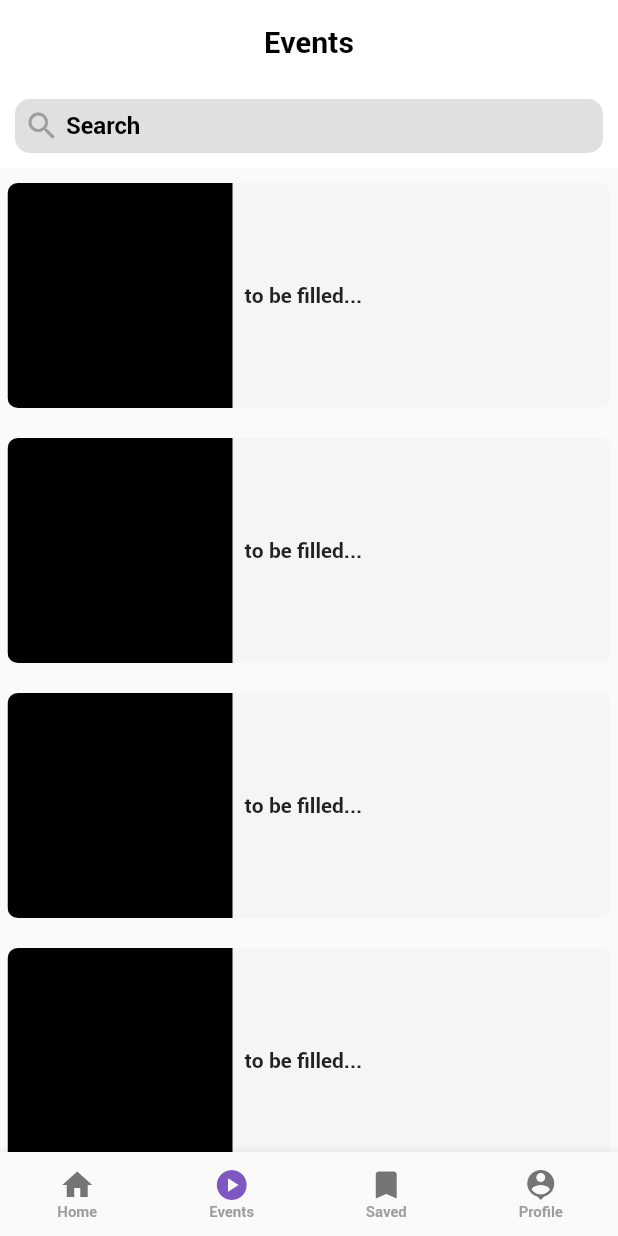
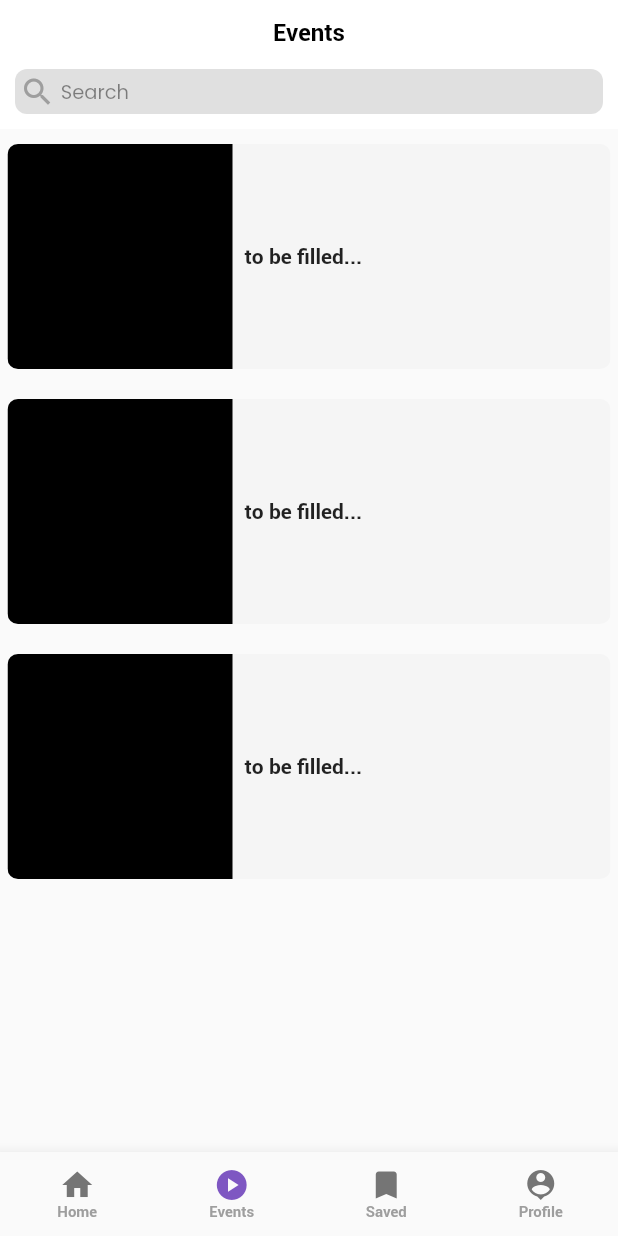
Before and after one commit to GB-App-Dev-Team/Events-App, a Flutter app: the screen it shows after launch, on a phone screen of 412 x 824 dp. Run offline on Flutter 3.47's test engine with Material 2 defaults, Android fonts, the phone set to English and light mode, and no system bars.

Commit message:
Edited font style

```diff
--- a/lib/homepage.dart
+++ b/lib/homepage.dart
@@ -14,24 +14,28 @@ class _HomepageState extends State<Homepage> {
   Widget build(BuildContext context) {
     return Scaffold(
         appBar: AppBar(
+          titleTextStyle: const TextStyle(height: 2.0),
           elevation: 0.0,
           backgroundColor: Colors.white,
           title: const Text(
             "Events",
-            style: TextStyle(color: Colors.black),
+            style: TextStyle(
+                color: Colors.black,
+                fontSize: 16.0,
+                fontWeight: FontWeight.w500),
           ),
           centerTitle: true,
           bottom: PreferredSize(
-            preferredSize: const Size.fromHeight(kToolbarHeight),
+            preferredSize: const Size.fromHeight(30.0),
             child: Container(
                 padding: const EdgeInsets.all(2.0),
                 margin: const EdgeInsets.all(10.0),
                 decoration: BoxDecoration(
-                  borderRadius: BorderRadius.circular(10),
+                  borderRadius: BorderRadius.circular(8),
                   color: Colors.grey[300],
                 ),
                 child: Padding(
-                  padding: const EdgeInsets.all(4.0),
+                  padding: const EdgeInsets.all(1.0),
                   child: Material(
                     color: Colors.grey[300],
                     child: Row(
@@ -44,9 +48,10 @@ class _HomepageState extends State<Homepage> {
                             decoration: const InputDecoration.collapsed(
                               hintText: ' Search',
                               hintStyle: TextStyle(
-                                  fontFamily: 'Roboto',
-                                  fontWeight: FontWeight.w100,
-                                  color: Colors.black),
+                                  fontFamily: 'Poppins',
+                                  fontSize: 13.0,
+                                  // fontWeight: FontWeight.w100,
+                                  color: Colors.black45),
                             ),
                             onChanged: (value) {},
                           ),
@@ -58,7 +63,7 @@ class _HomepageState extends State<Homepage> {
           ),
         ),
         body: ListView.builder(
-          itemCount: 6,
+          itemCount: 3,
           itemBuilder: (context, index) {
             return const EventBanner();
           },
```
